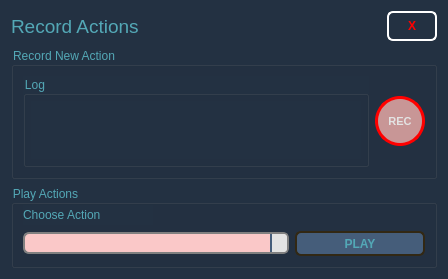
This is package/harmony20/BirdoPack/ui/BD_RecordActions.ui in otmbneto/BirdoApp as Qt 5 draws it before an edit. The edited form follows.
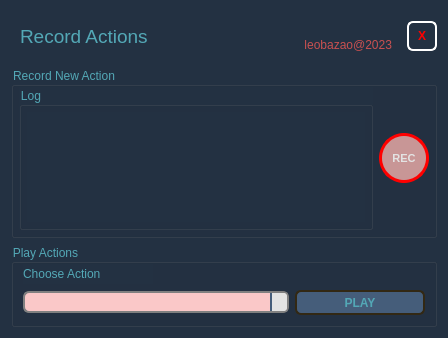
This is the edited form.

Commit message: update RecordActions tool - TODO: add backdrop and waypoint actions

```diff
--- a/package/harmony20/BirdoPack/ui/BD_RecordActions.ui
+++ b/package/harmony20/BirdoPack/ui/BD_RecordActions.ui
@@ -7,7 +7,7 @@
     <x>0</x>
     <y>0</y>
     <width>448</width>
-    <height>279</height>
+    <height>338</height>
    </rect>
   </property>
   <property name="windowTitle">
@@ -245,39 +245,85 @@
 	border-color: rgb(255, 230, 220);
 }</string>
   </property>
-  <layout class="QVBoxLayout" name="verticalLayout" stretch="0,3,1">
+  <layout class="QVBoxLayout" name="verticalLayout" stretch="0,0,0">
    <item>
-    <layout class="QHBoxLayout" name="horizontalLayout_2" stretch="3,1">
+    <layout class="QHBoxLayout" name="horizontalLayout_3">
      <item>
-      <widget class="QLabel" name="label_2">
+      <widget class="QWidget" name="title" native="true">
+       <property name="sizePolicy">
+        <sizepolicy hsizetype="Preferred" vsizetype="Fixed">
+         <horstretch>0</horstretch>
+         <verstretch>0</verstretch>
+        </sizepolicy>
+       </property>
        <property name="minimumSize">
         <size>
          <width>0</width>
-         <height>30</height>
+         <height>50</height>
         </size>
        </property>
-       <property name="font">
-        <font>
-         <pointsize>14</pointsize>
-        </font>
+       <property name="maximumSize">
+        <size>
+         <width>16777215</width>
+         <height>50</height>
+        </size>
        </property>
-       <property name="text">
-        <string>Record Actions</string>
+       <property name="cursor">
+        <cursorShape>SizeAllCursor</cursorShape>
        </property>
+       <layout class="QHBoxLayout" name="horizontalLayout_2">
+        <item>
+         <widget class="QLabel" name="label_2">
+          <property name="minimumSize">
+           <size>
+            <width>0</width>
+            <height>30</height>
+           </size>
+          </property>
+          <property name="font">
+           <font>
+            <pointsize>14</pointsize>
+           </font>
+          </property>
+          <property name="text">
+           <string>Record Actions</string>
+          </property>
+         </widget>
+        </item>
+        <item>
+         <widget class="QLabel" name="label">
+          <property name="toolTip">
+           <string>leobazaoo@hotamail.com
+https://www.linkedin.com/in/leonardobazilio/</string>
+          </property>
+          <property name="styleSheet">
+           <string notr="true">QLabel {
+	color: rgb(200, 80, 80);
+}</string>
+          </property>
+          <property name="text">
+           <string>leobazao@2023</string>
+          </property>
+          <property name="alignment">
+           <set>Qt::AlignBottom|Qt::AlignRight|Qt::AlignTrailing</set>
+          </property>
+         </widget>
+        </item>
+       </layout>
       </widget>
      </item>
      <item>
       <widget class="QPushButton" name="pushButtonClose">
        <property name="minimumSize">
         <size>
-         <width>0</width>
+         <width>30</width>
          <height>30</height>
         </size>
        </property>
        <property name="maximumSize">
         <size>
-         <width>50</width>
-         <height>16777215</height>
+         <width>30</width>
+         <height>30</height>
         </size>
        </property>
        <property name="font">
@@ -321,6 +367,12 @@
    </item>
    <item>
     <widget class="QGroupBox" name="groupRec">
+     <property name="minimumSize">
+      <size>
+       <width>0</width>
+       <height>0</height>
+      </size>
+     </property>
      <property name="styleSheet">
       <string notr="true"/>
      </property>
@@ -328,11 +380,29 @@
       <string>Record New Action</string>
      </property>
      <layout class="QHBoxLayout" name="horizontalLayout">
+      <property name="leftMargin">
+       <number>5</number>
+      </property>
+      <property name="topMargin">
+       <number>0</number>
+      </property>
+      <property name="rightMargin">
+       <number>5</number>
+      </property>
+      <property name="bottomMargin">
+       <number>5</number>
+      </property>
       <item>
        <widget class="QGroupBox" name="groupLog">
+        <property name="styleSheet">
+         <string notr="true"/>
+        </property>
         <property name="title">
          <string>Log</string>
         </property>
+        <property name="flat">
+         <bool>false</bool>
+        </property>
         <layout class="QGridLayout" name="gridLayout">
          <property name="margin">
           <number>5</number>
@@ -347,8 +417,8 @@
              <rect>
               <x>0</x>
               <y>0</y>
-              <width>333</width>
-              <height>62</height>
+              <width>345</width>
+              <height>118</height>
              </rect>
             </property>
             <layout class="QVBoxLayout" name="verticalLayout_4"/>
```
Left out of the diff: 2 changed lines with no effect on the pictures. The commit also changes 2 other files.
